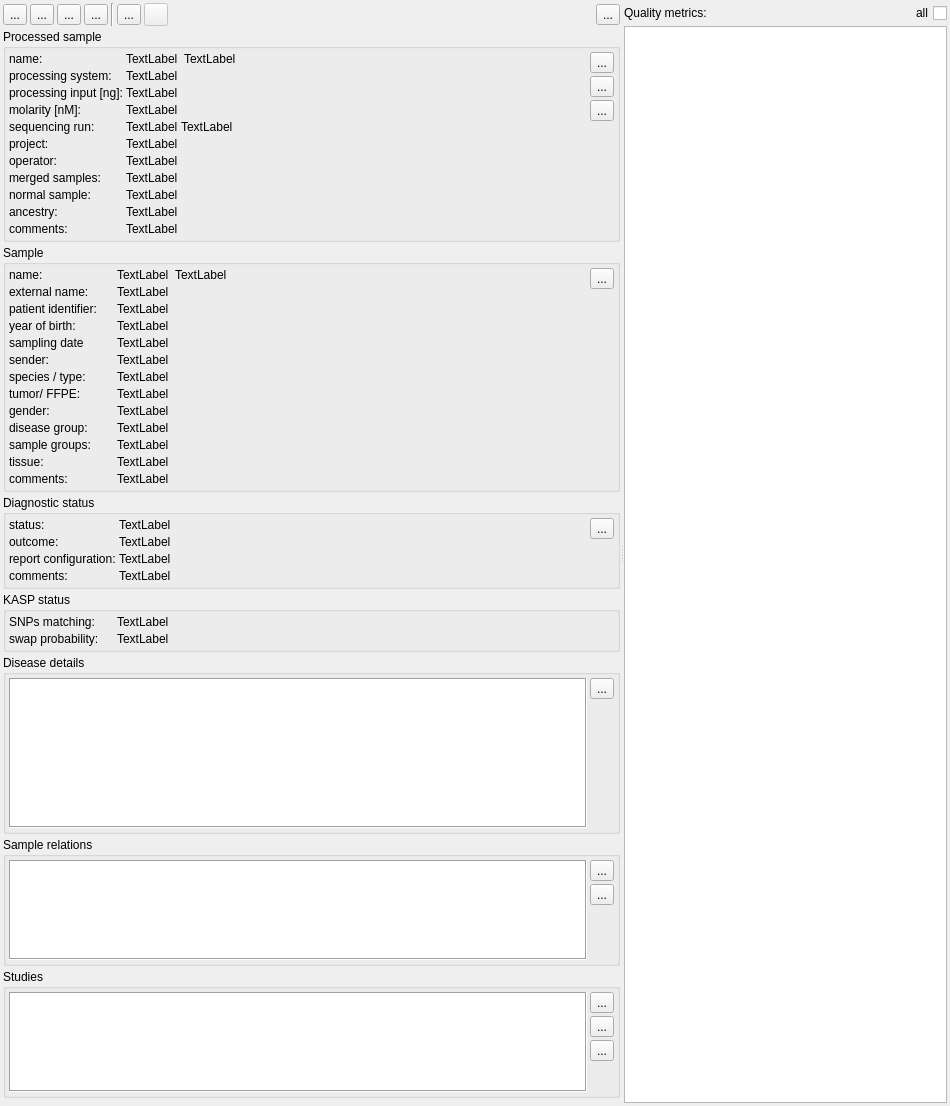
The window that src/GSvar/ProcessedSampleWidget.ui (imgag/ngs-bits) describes before a commit, drawn with Qt 5.
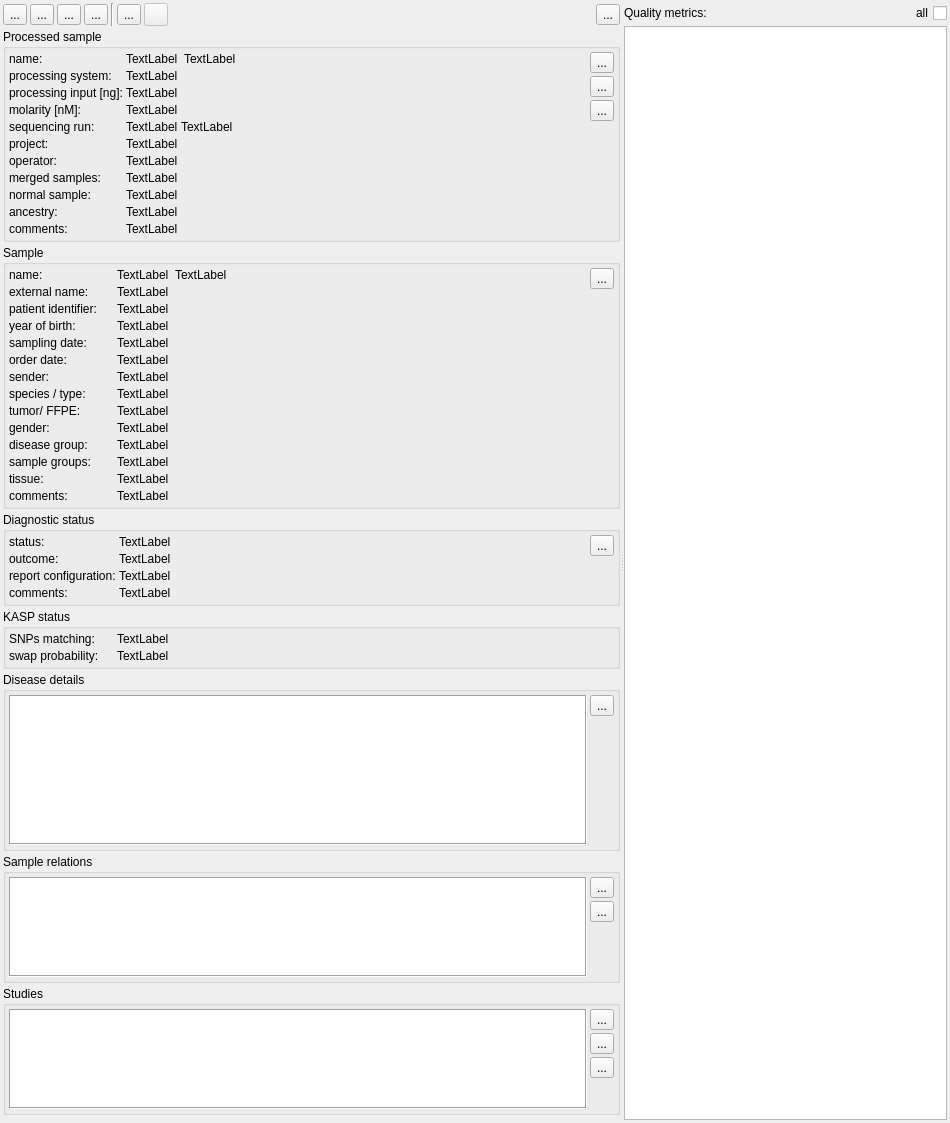
The same window after the commit. Icons and pictures are not drawn. Custom widgets are drawn as their Qt base class.

Commit message: add order date, use order date in cfDNA Report

Patch:
```diff
--- a/src/GSvar/ProcessedSampleWidget.ui
+++ b/src/GSvar/ProcessedSampleWidget.ui
@@ -645,7 +645,7 @@
               </property>
              </widget>
             </item>
-            <item row="5" column="0">
+            <item row="6" column="0">
              <widget class="QLabel" name="label_9">
               <property name="toolTip">
                <string>Sample sender and date/person the sample was received (by).</string>
@@ -655,7 +655,7 @@
               </property>
              </widget>
             </item>
-            <item row="5" column="1">
+            <item row="6" column="1">
              <widget class="QLabel" name="sender">
               <property name="text">
                <string>TextLabel</string>
@@ -665,14 +665,14 @@
               </property>
              </widget>
             </item>
-            <item row="6" column="0">
+            <item row="7" column="0">
              <widget class="QLabel" name="label_12">
               <property name="text">
                <string>species / type:</string>
               </property>
              </widget>
             </item>
-            <item row="6" column="1">
+            <item row="7" column="1">
              <widget class="QLabel" name="species_type">
               <property name="text">
                <string>TextLabel</string>
@@ -682,14 +682,14 @@
               </property>
              </widget>
             </item>
-            <item row="7" column="0">
+            <item row="8" column="0">
              <widget class="QLabel" name="label_8">
               <property name="text">
                <string>tumor/ FFPE:</string>
               </property>
              </widget>
             </item>
-            <item row="7" column="1">
+            <item row="8" column="1">
              <widget class="QLabel" name="tumor_ffpe">
               <property name="text">
                <string>TextLabel</string>
@@ -699,14 +699,14 @@
               </property>
              </widget>
             </item>
-            <item row="8" column="0">
+            <item row="9" column="0">
              <widget class="QLabel" name="label_7">
               <property name="text">
                <string>gender:</string>
               </property>
              </widget>
             </item>
-            <item row="8" column="1">
+            <item row="9" column="1">
              <widget class="QLabel" name="gender">
               <property name="text">
                <string>TextLabel</string>
@@ -716,7 +716,7 @@
               </property>
              </widget>
             </item>
-            <item row="9" column="0">
+            <item row="10" column="0">
              <widget class="QLabel" name="label_11">
               <property name="toolTip">
                <string>Disease group and status.</string>
@@ -726,7 +726,7 @@
               </property>
              </widget>
             </item>
-            <item row="9" column="1">
+            <item row="10" column="1">
              <widget class="QLabel" name="disease_group_status">
               <property name="text">
                <string>TextLabel</string>
@@ -736,21 +736,21 @@
               </property>
              </widget>
             </item>
-            <item row="10" column="0">
+            <item row="11" column="0">
              <widget class="QLabel" name="label_15">
               <property name="text">
                <string>sample groups:</string>
               </property>
              </widget>
             </item>
-            <item row="10" column="1">
+            <item row="11" column="1">
              <widget class="QLabel" name="sample_groups">
               <property name="text">
                <string>TextLabel</string>
               </property>
              </widget>
             </item>
-            <item row="12" column="0">
+            <item row="13" column="0">
              <widget class="QLabel" name="label_2">
               <property name="text">
                <string>comments:</string>
@@ -760,7 +760,7 @@
               </property>
              </widget>
             </item>
-            <item row="12" column="1">
+            <item row="13" column="1">
              <widget class="QLabel" name="comments_sample">
               <property name="text">
                <string>TextLabel</string>
@@ -770,14 +770,14 @@
               </property>
              </widget>
             </item>
-            <item row="11" column="1">
+            <item row="12" column="1">
              <widget class="QLabel" name="tissue">
               <property name="text">
                <string>TextLabel</string>
               </property>
              </widget>
             </item>
-            <item row="11" column="0">
+            <item row="12" column="0">
              <widget class="QLabel" name="label_29">
               <property name="text">
                <string>tissue:</string>
@@ -818,7 +818,7 @@
             <item row="4" column="0">
              <widget class="QLabel" name="label_31">
               <property name="text">
-               <string>sampling date</string>
+               <string>sampling date:</string>
               </property>
              </widget>
             </item>
@@ -829,6 +829,20 @@
               </property>
              </widget>
             </item>
+            <item row="5" column="0">
+             <widget class="QLabel" name="label_32">
+              <property name="text">
+               <string>order date:</string>
+              </property>
+             </widget>
+            </item>
+            <item row="5" column="1">
+             <widget class="QLabel" name="order_date">
+              <property name="text">
+               <string>TextLabel</string>
+              </property>
+             </widget>
+            </item>
            </layout>
           </item>
           <item>
```
The commit also changes 12 other files.
